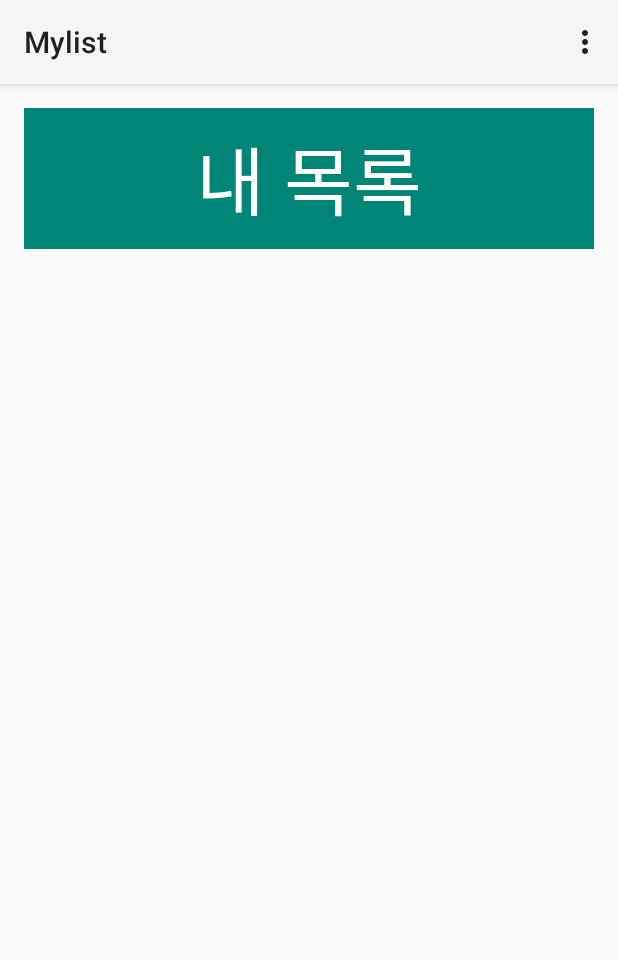
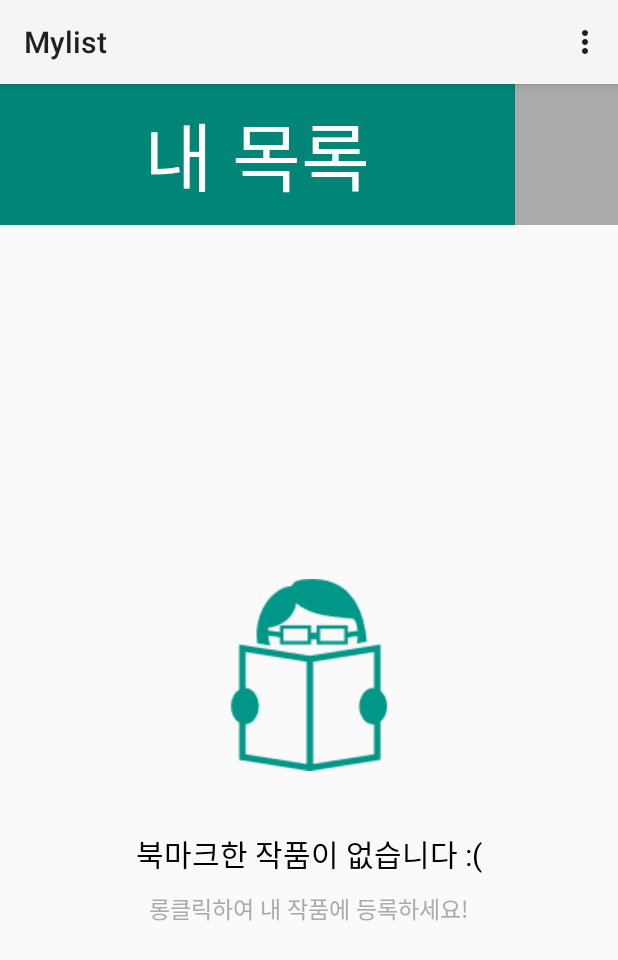
Before and after one commit to immcoc1/APP-Sejong-Global-High-School, an Android app: the Mylist screen opened directly, with no data from a screen before it, on a phone screen of 412 x 824 dp. Shown: the top 960 px of the screen. Run offline under Robolectric (Android 15) with nearby library versions, the phone set to English and light mode, and no system bars; Roboto replaces fonts that are not available here; 1 statement that could not run was skipped.

Commit message:
10.30 Edit

```diff
--- a/app/src/main/java/org/androidtown/sample130/ContentActivity.java
+++ b/app/src/main/java/org/androidtown/sample130/ContentActivity.java
@@ -71,7 +71,7 @@ public class ContentActivity extends AppCompatActivity {
     public void OnClickBackBtn(View v) {
 
         getIntent = getIntent();
-        fromwhere = getIntent.getExtras().getString("from where");
+        fromwhere = getIntent.getExtras().getString("start from");
 
         if(fromwhere.equals("Mainlist")) {
             Intent intent = new Intent(getApplicationContext(), Mainlist.class);
--- a/app/src/main/java/org/androidtown/sample130/Mylist.java
+++ b/app/src/main/java/org/androidtown/sample130/Mylist.java
@@ -15,7 +15,9 @@ import android.view.View;
 import android.view.ViewGroup;
 import android.widget.AdapterView;
 import android.widget.BaseAdapter;
+import android.widget.ImageView;
 import android.widget.ListView;
+import android.widget.TextView;
 import android.widget.Toast;
 
 import java.util.ArrayList;
@@ -62,6 +64,24 @@ public class Mylist extends AppCompatActivity {
             }
             제목 = temparray_name;
             작가 = temparray_author;
+            if (제목.length != 0) {
+                TextView noListText1 = (TextView) findViewById(R.id.mylist_noListText1);
+                TextView noListText2 = (TextView) findViewById(R.id.mylist_noListText2);
+                ImageView noListImage = (ImageView) findViewById(R.id.mylist_noListImage);
+
+                noListText1.setVisibility(View.GONE);
+                noListText2.setVisibility(View.GONE);
+                noListImage.setVisibility(View.GONE);
+
+            } else {
+                TextView noListText1 = (TextView) findViewById(R.id.mylist_noListText1);
+                TextView noListText2 = (TextView) findViewById(R.id.mylist_noListText2);
+                ImageView noListImage = (ImageView) findViewById(R.id.mylist_noListImage);
+
+                noListText1.setVisibility(View.VISIBLE);
+                noListText2.setVisibility(View.VISIBLE);
+                noListImage.setVisibility(View.VISIBLE);
+            }
         } else {
 
             Toast.makeText(getApplicationContext(), "null cursor", Toast.LENGTH_LONG).show();
@@ -184,6 +204,23 @@ public class Mylist extends AppCompatActivity {
                                         }
                                         제목 = temparray_name;
                                         작가 = temparray_author;
+                                        if (제목.length != 0) {
+                                            TextView noListText1 = (TextView) findViewById(R.id.mylist_noListText1);
+                                            TextView noListText2 = (TextView) findViewById(R.id.mylist_noListText2);
+                                            ImageView noListImage = (ImageView) findViewById(R.id.mylist_noListImage);
+
+                                            noListText1.setVisibility(View.GONE);
+                                            noListText2.setVisibility(View.GONE);
+                                            noListImage.setVisibility(View.GONE);
+                                        } else {
+                                            TextView noListText1 = (TextView) findViewById(R.id.mylist_noListText1);
+                                            TextView noListText2 = (TextView) findViewById(R.id.mylist_noListText2);
+                                            ImageView noListImage = (ImageView) findViewById(R.id.mylist_noListImage);
+
+                                            noListText1.setVisibility(View.VISIBLE);
+                                            noListText2.setVisibility(View.VISIBLE);
+                                            noListImage.setVisibility(View.VISIBLE);
+                                        }
                                     }
 
 
--- a/app/src/main/res/layout/activity_mylist.xml
+++ b/app/src/main/res/layout/activity_mylist.xml
@@ -1,30 +1,87 @@
 <LinearLayout xmlns:android="http://schemas.android.com/apk/res/android"
-    xmlns:tools="http://schemas.android.com/tools" android:layout_width="match_parent"
-    android:layout_height="match_parent" android:paddingLeft="@dimen/activity_horizontal_margin"
-    android:paddingRight="@dimen/activity_horizontal_margin"
-    android:paddingTop="@dimen/activity_vertical_margin"
-    android:paddingBottom="@dimen/activity_vertical_margin"
+    xmlns:tools="http://schemas.android.com/tools"
+    android:layout_width="match_parent"
+    android:layout_height="match_parent"
     android:orientation="vertical"
-    tools:context="org.androidtown.sample130.Mainlist"
-    >
+    tools:context="org.androidtown.sample130.Mainlist">
+
+    <LinearLayout
+        android:layout_width="match_parent"
+        android:layout_height="wrap_content"
+        android:orientation="horizontal">
 
 
         <TextView
+            android:id="@+id/mylist_logo_text"
             android:layout_width="match_parent"
             android:layout_height="wrap_content"
-        android:textSize="50dp"
+            android:layout_gravity="center"
+            android:layout_weight="1"
+            android:background="@color/material_deep_teal_500"
+            android:gravity="center"
+            android:padding="10dp"
             android:text="내 목록"
-        android:id="@+id/mylist_logo_text"
+            android:textColor="@color/abc_primary_text_disable_only_material_dark"
+            android:textSize="50dp" />
+
+        <Button
+            android:id="@+id/mylist_goToStart"
+            android:layout_width="match_parent"
+            android:layout_height="match_parent"
+            android:layout_weight="5"
+            android:background="@android:color/darker_gray"
+            android:onClick="OnClickBackBtn" />
+
+    </LinearLayout>
+
+    <FrameLayout
+        android:layout_width="match_parent"
+        android:layout_height="match_parent">
+
+        <LinearLayout
+            android:layout_width="match_parent"
+            android:layout_height="wrap_content"
             android:layout_gravity="center"
-        android:gravity="center"
-        android:background="@color/material_deep_teal_500"
-        android:textColor="@color/abc_primary_text_disable_only_material_dark"
-        android:padding="10dp"
-        />
+            android:orientation="vertical">
+
+            <ImageView
+                android:layout_width="wrap_content"
+                android:layout_height="wrap_content"
+                android:id="@+id/mylist_noListImage"
+                android:background="@drawable/book_reading_2"
+                android:layout_gravity="center"
+                android:layout_margin="40dp"/>
+
+            <!-- <div>Icons made by <a href="http://www.freepik.com" title="Freepik">
+            Freepik</a> from <a href="http://www.flaticon.com" title="Flaticon">www.flaticon.com</a>
+                        is licensed by <a href="http://creativecommons.org/licenses/by/3.0/" title="Creative Commons BY 3.0">CC BY 3.0</a></div> -->
+
+            <TextView
+                android:id="@+id/mylist_noListText1"
+                android:layout_width="wrap_content"
+                android:layout_height="wrap_content"
+                android:layout_gravity="center"
+                android:text="북마크한 작품이 없습니다 :("
+                android:textColor="@android:color/background_dark"
+                android:textSize="20sp" />
+
+            <TextView
+                android:id="@+id/mylist_noListText2"
+                android:layout_width="wrap_content"
+                android:layout_height="wrap_content"
+                android:layout_gravity="center"
+                android:text="롱클릭하여 내 작품에 등록하세요!"
+                android:textColor="@android:color/darker_gray"
+                android:textSize="15sp"
+                android:padding="10dp"/>
+        </LinearLayout>
 
         <ListView
+            android:id="@+id/mylist_listview"
             android:layout_width="match_parent"
             android:layout_height="wrap_content"
-        android:id="@+id/mylist_listview"/>
+            android:padding="16dp" />
+
+    </FrameLayout>
 
 </LinearLayout>
```
Also changed, not shown: app/src/main/res/drawable/book_reading.png (added), app/src/main/res/drawable/book_reading_2.png (added). Lines whose indentation alone changed are shown as unchanged.
